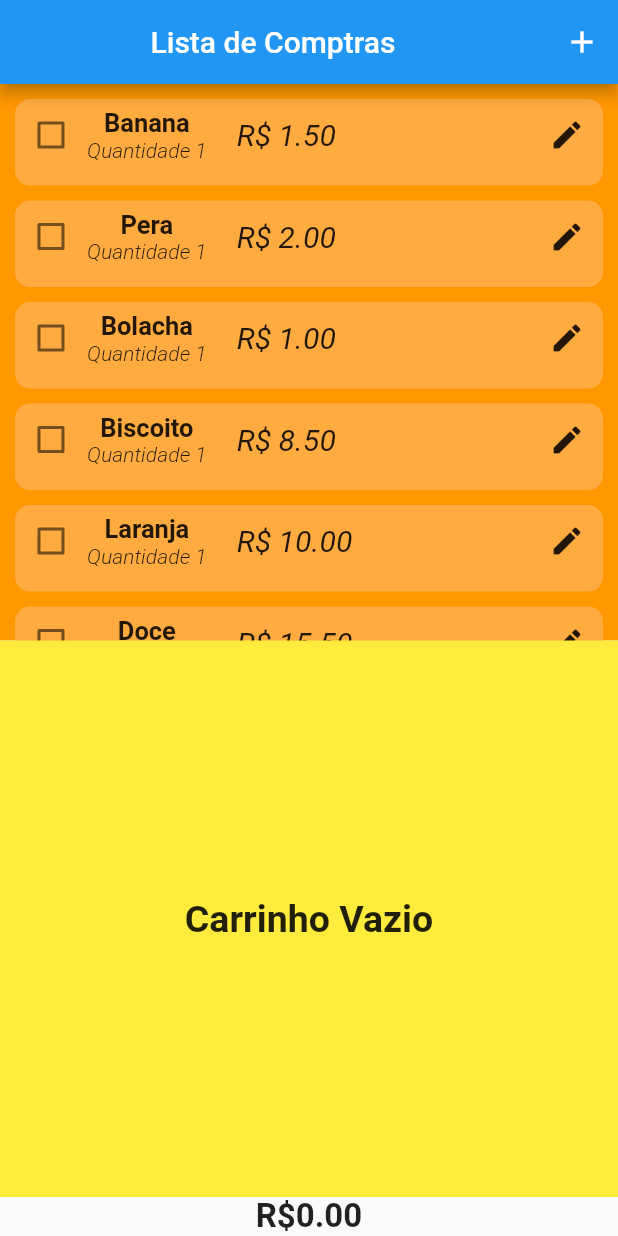
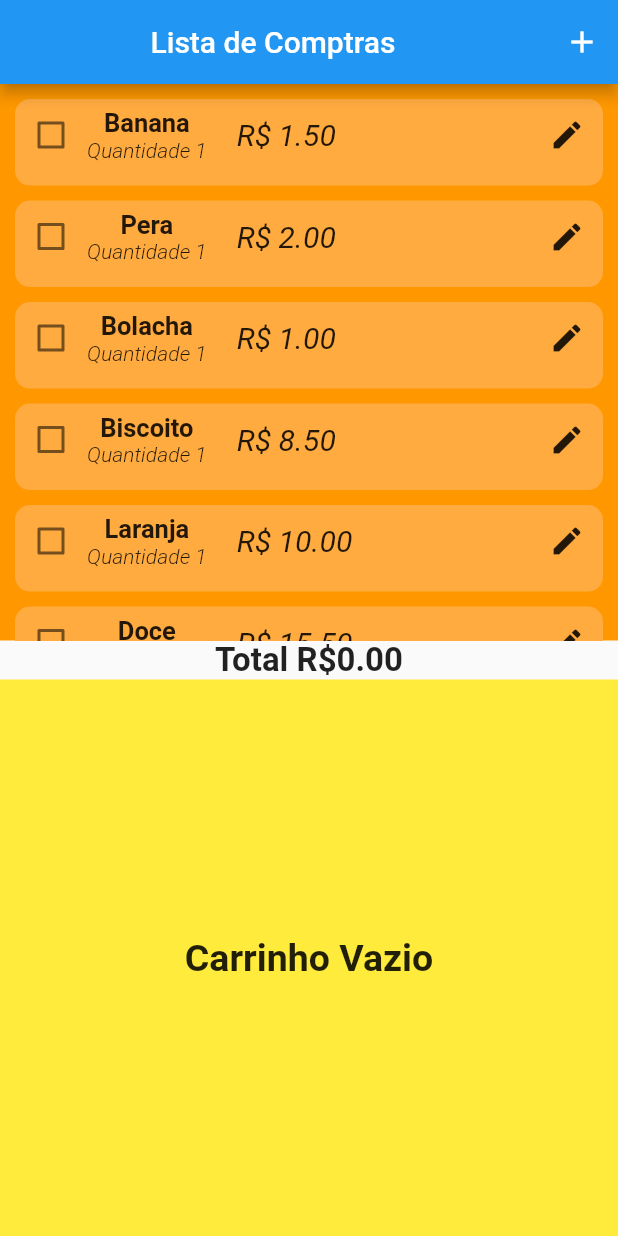
Before and after one commit to bispoalef/App_lista_de_compras, a Flutter app: the screen it shows after launch, on a phone screen of 412 x 824 dp. Run offline on Flutter 3.47's test engine with Material 2 defaults, Android fonts, the phone set to English and light mode, and no system bars.

Commit message:
refatorando text

```diff
--- a/lib/view/home_page.dart
+++ b/lib/view/home_page.dart
@@ -58,6 +58,11 @@ class _HomePageState extends State<HomePage> {
               ),
             ),
           ),
+          Text('Total R\$${lista.valorTotalCarrinho().toStringAsFixed(2)}',
+              style: const TextStyle(
+                fontSize: 22,
+                fontWeight: FontWeight.bold,
+              )),
           Flexible(
             child: Container(
               color: Colors.yellow,
@@ -77,11 +82,6 @@ class _HomePageState extends State<HomePage> {
                     ),
             ),
           ),
-          Text('R\$${lista.valorTotalCarrinho().toStringAsFixed(2)}',
-              style: const TextStyle(
-                fontSize: 22,
-                fontWeight: FontWeight.bold,
-              )),
         ],
       ),
     );
```
